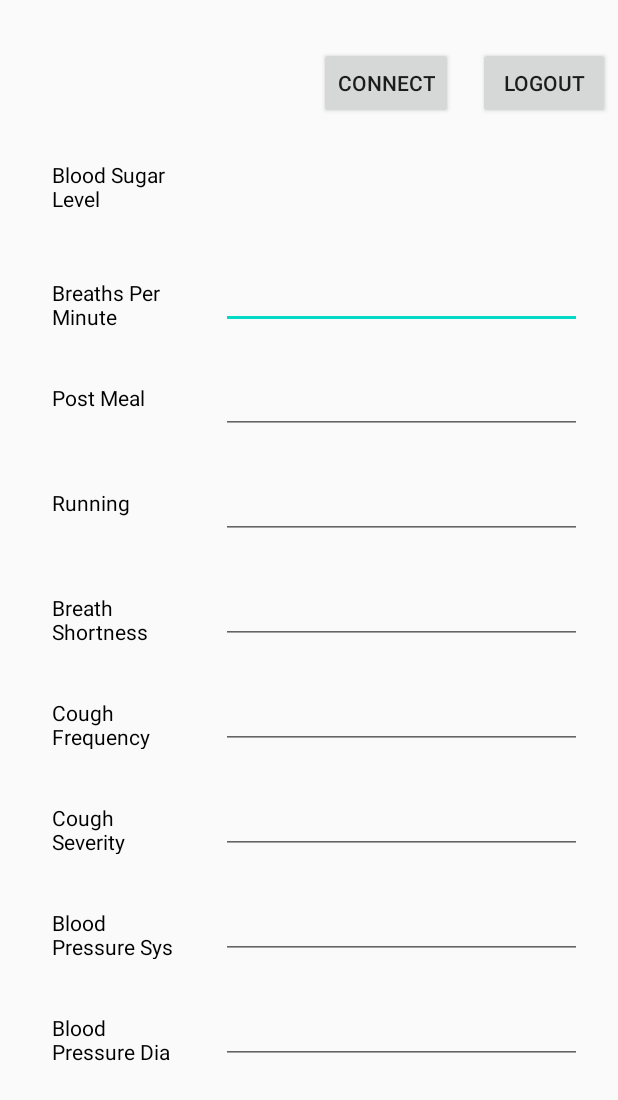
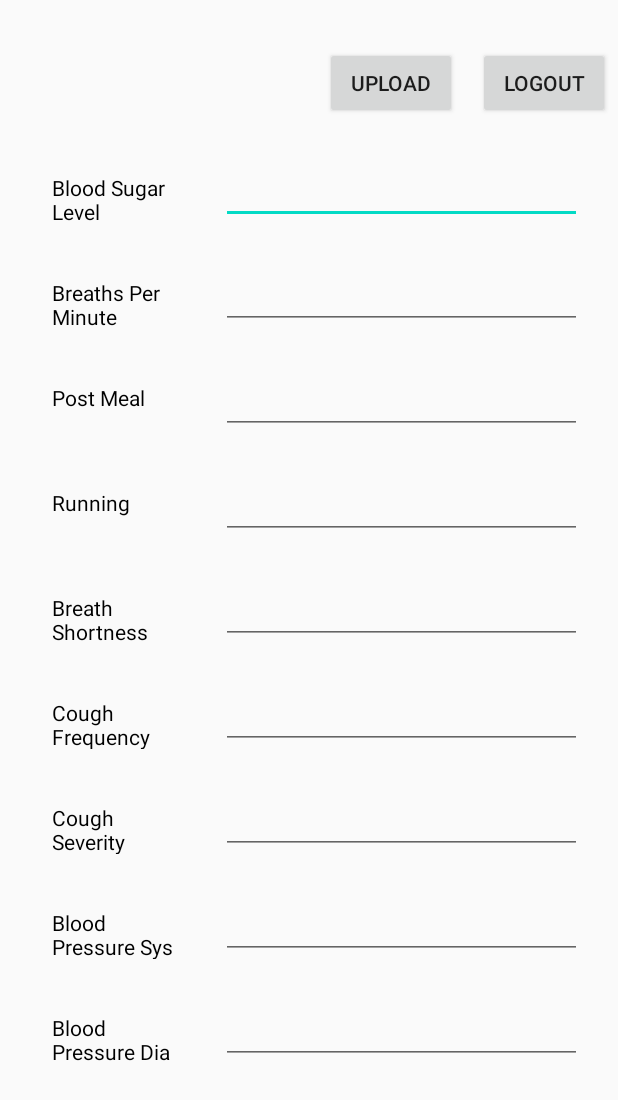
Before and after one commit to abhilashsaj/Wearable-Based-Health-Monitoring-System, an Android app: the ManualEntryActivity screen opened directly, with no data from a screen before it, on a phone screen of 412 x 824 dp. Shown: the top 1100 px of the screen. Run offline under Robolectric (Android 15) with nearby library versions, the phone set to English and light mode, and no system bars; our stand-ins replace Firebase (no records; nobody signed in at launch, a user with empty details on screens opened directly).

Commit message:
Manual Activity

```diff
--- a/Android/app/src/main/java/com/example/svasthya/ManualEntryActivity.java
+++ b/Android/app/src/main/java/com/example/svasthya/ManualEntryActivity.java
@@ -2,13 +2,85 @@ package com.example.svasthya;
 
 import androidx.appcompat.app.AppCompatActivity;
 
+import android.content.Intent;
 import android.os.Bundle;
+import android.view.View;
+import android.widget.EditText;
+
+import com.google.firebase.auth.FirebaseAuth;
 
 public class ManualEntryActivity extends AppCompatActivity {
+
+    private EditText post_meal_textview;
+    private EditText blood_sugar_level_textview;
+    private EditText breaths_per_minute_textview;
+    private EditText is_running_textview;
+    private EditText breath_shortness_severity_textview;
+    private EditText cough_frequency_textview;
+    private EditText cough_severity_textview;
+    private EditText blood_pressure_sys_textview;
+    private EditText blood_pressure_dia_textview;
+    private EditText heart_rate_textview;
+    private EditText cholestorol_textview;
+    private EditText oxygen_saturation_textview;
+
+
+    private String post_meal;
+    private String blood_sugar_level;
+    private String breaths_per_minute;
+    private String is_running;
+    private String breath_shortness_severity;
+    private String cough_frequency;
+    private String cough_severity;
+    private String blood_pressure_sys;
+    private String blood_pressure_dia;
+    private String heart_rate;
+    private String cholestorol;
+    private String oxygen_saturation;
+
 
     @Override
     protected void onCreate(Bundle savedInstanceState) {
         super.onCreate(savedInstanceState);
         setContentView(R.layout.activity_manual_entry);
+
+        post_meal_textview = (EditText) findViewById(R.id.post_meal);
+        blood_sugar_level_textview = (EditText) findViewById(R.id.blood_sugar_level);
+        breaths_per_minute_textview = (EditText) findViewById(R.id.breaths_per_minute);
+        is_running_textview = (EditText) findViewById(R.id.is_running);
+        breath_shortness_severity_textview = (EditText) findViewById(R.id.breath_shortness_severity);
+        cough_frequency_textview = (EditText) findViewById(R.id.cough_frequency);
+        cough_severity_textview = (EditText) findViewById(R.id.cough_severity);
+        blood_pressure_sys_textview = (EditText) findViewById(R.id.blood_pressure_sys);
+        blood_pressure_dia_textview = (EditText) findViewById(R.id.blood_pressure_dia);
+        heart_rate_textview = (EditText) findViewById(R.id.heart_rate);
+        cholestorol_textview = (EditText) findViewById(R.id.cholestorol);
+        oxygen_saturation_textview = (EditText) findViewById(R.id.oxygen_saturation);
+
+
+    }
+
+    public void logout(View view) {
+        FirebaseAuth.getInstance().signOut();
+        startActivity(new Intent(ManualEntryActivity.this, MainActivity.class));
+        finish();
+    }
+
+    public void submitToServer(View view) {
+
+        post_meal = post_meal_textview.getText().toString();
+        blood_sugar_level = blood_sugar_level_textview.getText().toString();
+        breaths_per_minute = breaths_per_minute_textview.getText().toString();
+        is_running = is_running_textview.getText().toString();
+        breath_shortness_severity = breath_shortness_severity_textview.getText().toString();
+        cough_frequency = cough_frequency_textview.getText().toString();
+        cough_severity = cough_severity_textview.getText().toString();
+        blood_pressure_sys= blood_pressure_sys_textview.getText().toString();
+        blood_pressure_dia = blood_pressure_dia_textview.getText().toString();
+        heart_rate = heart_rate_textview.getText().toString();
+        cholestorol = cholestorol_textview.getText().toString();
+        oxygen_saturation = oxygen_saturation_textview.getText().toString();
+
+
     }
 }
--- a/Android/app/src/main/res/layout/activity_manual_entry.xml
+++ b/Android/app/src/main/res/layout/activity_manual_entry.xml
@@ -12,6 +12,7 @@
         android:layout_height="wrap_content"
 
         android:text="Logout"
+        android:onClick="logout"
         app:layout_constraintBottom_toBottomOf="parent"
         app:layout_constraintEnd_toEndOf="parent"
         app:layout_constraintHorizontal_bias="0.984"
@@ -20,13 +21,13 @@
         app:layout_constraintVertical_bias="0.04" />
 
     <Button
-        android:id="@+id/connect"
+        android:id="@+id/upload"
         android:layout_width="wrap_content"
         android:layout_height="wrap_content"
-        android:text="Connect"
+        android:text="Upload"
         app:layout_constraintBottom_toBottomOf="parent"
         app:layout_constraintEnd_toEndOf="parent"
-        app:layout_constraintHorizontal_bias="0.659"
+        app:layout_constraintHorizontal_bias="0.668"
         app:layout_constraintStart_toStartOf="parent"
         app:layout_constraintTop_toTopOf="parent"
         app:layout_constraintVertical_bias="0.04" />
@@ -37,7 +38,7 @@
         android:scrollbars="none"
         app:layout_constraintEnd_toEndOf="parent"
         app:layout_constraintStart_toStartOf="parent"
-        app:layout_constraintTop_toBottomOf="@+id/connect">
+        app:layout_constraintTop_toBottomOf="@+id/upload">
         <!-- LinearLayout Inside ScrollView -->
         <LinearLayout
             android:layout_width="match_parent"
@@ -66,7 +67,7 @@
                     android:text="Blood Sugar Level"
                     android:textColor="@color/blackColor" />
 
-                <TextView
+                <EditText
                     android:id="@+id/blood_sugar_level"
                     android:layout_width="0dp"
                     android:layout_height="50dp"
@@ -435,8 +436,9 @@
                 android:layout_width="fill_parent"
                 android:layout_height="wrap_content"
                 android:layout_marginTop="30dp"
-                android:background="@color/greenColor"
+                android:background="@color/colorPrimary"
                 android:text="Submit"
+                android:onClick="submitToServer"
                 android:textColor="@color/whiteColor" />
         </LinearLayout>
     </ScrollView>
```
Also changed, not shown: Android/app/src/main/java/com/example/svasthya/HomeActivity.java (+18 -1 lines), Android/app/src/main/res/layout/activity_home.xml (+26 -25 lines).
